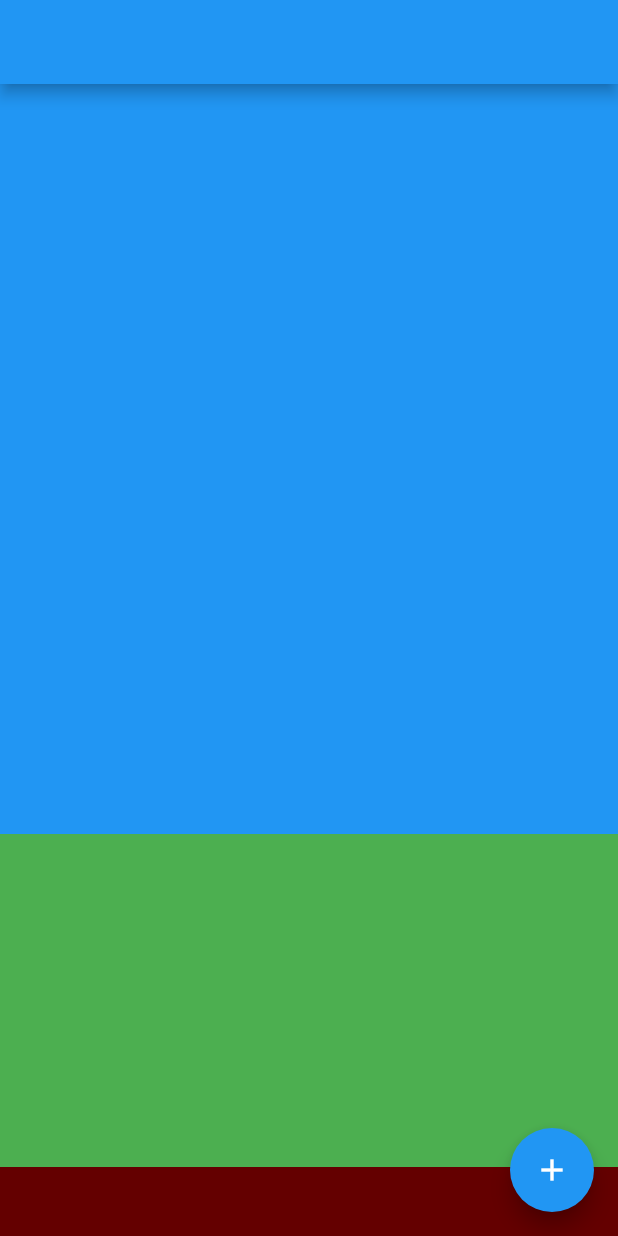
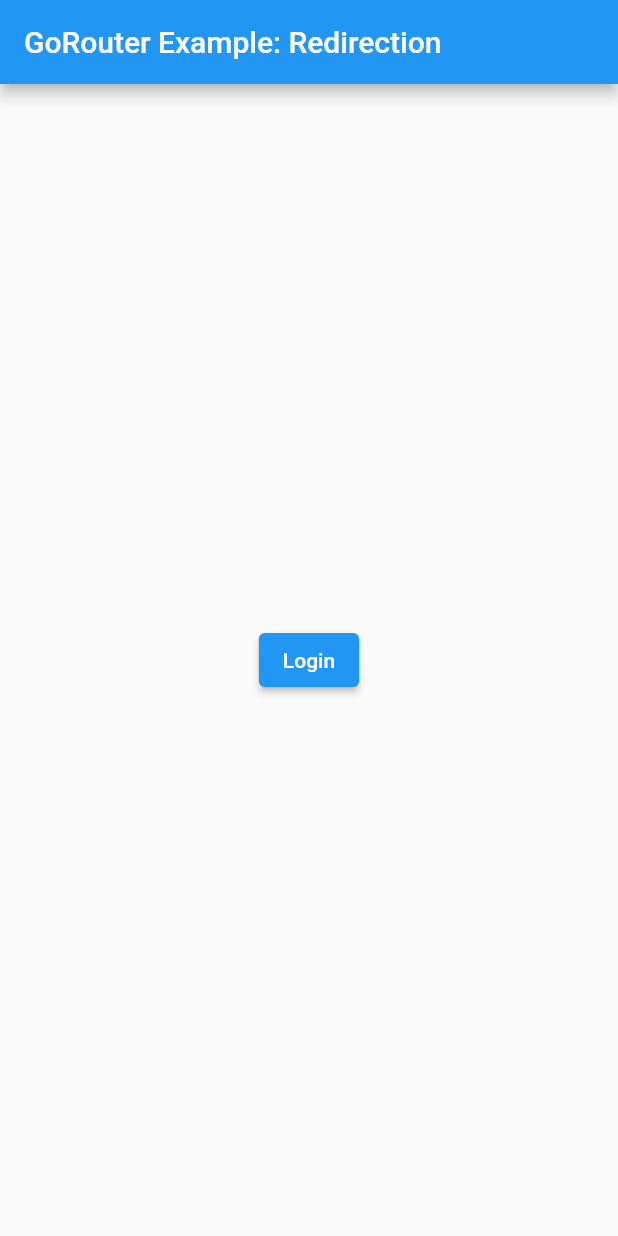
Before and after one commit to flagamail/flutter_sandbox, a Flutter app: the screen it shows after launch, on a phone screen of 412 x 824 dp. Run offline on Flutter 3.47's test engine with Material 2 defaults, Android fonts, the phone set to English and light mode, and no system bars; our stand-ins replace get.

Commit message:
Test children in GetPages with GetMaterialApp

```diff
--- a/lib/main.dart
+++ b/lib/main.dart
@@ -1,212 +1,252 @@
+// Copyright 2013 The Flutter Authors. All rights reserved.
+// Use of this source code is governed by a BSD-style license that can be
+// found in the LICENSE file.
+
 import 'package:flutter/material.dart';
-import 'package:flutter/rendering.dart';
+import 'package:get/get.dart';
+
+// This scenario demonstrates how to use redirect to handle a sign-in flow.
+//
+// The GoRouter.redirect method is called before the app is navigate to a
+// new page. You can choose to redirect to a different page by returning a
+// non-null URL string.
+
+/// Family data class.
+class Family {
+  /// Create a family.
+  const Family({required this.name, required this.people});
+
+  /// The last name of the family.
+  final String name;
+
+  /// The people in the family.
+  final Map<String, Person> people;
+}
+
+/// Person data class.
+class Person {
+  /// Creates a person.
+  const Person({required this.name, required this.age});
+
+  /// The first name of the person.
+  final String name;
+
+  /// The age of the person.
+  final int age;
+}
+
+const Map<String, Family> _families = <String, Family>{
+  'f1': Family(
+    name: 'Doe',
+    people: <String, Person>{
+      'p1': Person(name: 'Jane', age: 23),
+      'p2': Person(name: 'John', age: 6),
+    },
+  ),
+  'f2': Family(
+    name: 'Wong',
+    people: <String, Person>{
+      'p1': Person(name: 'June', age: 51),
+      'p2': Person(name: 'Xin', age: 44),
+    },
+  ),
+};
+
+/// The login information.
+class LoginInfo extends ChangeNotifier {
+  /// The username of login.
+  String get userName => _userName;
+  String _userName = '';
+
+  /// Whether a user has logged in.
+  bool get loggedIn => _userName.isNotEmpty;
+
+  /// Logs in a user.
+  void login(String userName) {
+    _userName = userName;
+    notifyListeners();
+  }
+
+  /// Logs out the current user.
+  void logout() {
+    _userName = '';
+    notifyListeners();
+  }
+}
 
 void main() {
-  runApp(const MyApp());
+  Get.put(LoginInfo());
+  runApp(App());
 }
 
-class MyApp extends StatelessWidget {
-  const MyApp({super.key});
+class AuthMiddleware extends GetMiddleware {
+  @override
+  RouteSettings? redirect(String? route) {
+    return Get.find<LoginInfo>().loggedIn ? null : const RouteSettings(name: '/login');
+  }
+}
 
-  // This widget is the root of your application.
+class LoginMiddleware extends GetMiddleware {
+  @override
+  RouteSettings? redirect(String? route) {
+    return Get.find<LoginInfo>().loggedIn ? const RouteSettings(name: '/home') : null;
+  }
+}
+
+/// The main app.
+class App extends StatelessWidget {
+  /// Creates an [App].
+  App({super.key});
+
+  /// The title of the app.
+  static const String title = 'GoRouter Example: Redirection';
+
+  // add the login info into the tree as app state that can change over time
+  @override
+  Widget build(BuildContext context) => GetMaterialApp(
+        title: title,
+        debugShowCheckedModeBanner: false,
+        initialRoute: '/login',
+        getPages: [
+          GetPage(
+              name: '/login',
+              page: () => const LoginScreen(),
+              transition: Transition.rightToLeft,
+              middlewares: [LoginMiddleware()]),
+          GetPage(
+              name: '/home',
+              page: () => const HomeScreen(),
+              transition: Transition.rightToLeft,
+              middlewares: [
+                AuthMiddleware()
+              ],
+              children: [
+                GetPage(
+                  name: '/',
+                  page: () => const HomeScreen(),
+
+             //     middlewares: [AuthMiddleware()],
+                ),
+                GetPage(
+                  name: '/:fid',
+                  page: () => FamilyScreen(),
+                ),
+              ]),
+        ],
+      );
+}
+
+/// The login screen.
+class LoginScreen extends StatelessWidget {
+  /// Creates a [LoginScreen].
+  const LoginScreen({super.key});
+
+  @override
+  Widget build(BuildContext context) => Scaffold(
+        appBar: AppBar(title: const Text(App.title)),
+        body: Center(
+          child: Column(
+            mainAxisAlignment: MainAxisAlignment.center,
+            children: <Widget>[
+              ElevatedButton(
+                onPressed: () {
+                  // log a user in, letting all the listeners know
+                  Get.find<LoginInfo>().login('test-user');
+
+                  Get.offAllNamed('/home', predicate: (_) => false);
+                  // router will automatically redirect from /login to / using
+                  // refreshListenable
+                },
+                child: const Text('Login'),
+              ),
+            ],
+          ),
+        ),
+      );
+}
+
+/// The home screen.
+class HomeScreen extends StatelessWidget {
+  /// Creates a [HomeScreen].
+  const HomeScreen({super.key});
+
   @override
   Widget build(BuildContext context) {
-    return MaterialApp(
-      title: 'Flutter Demo',
-      theme: ThemeData(
-        // This is the theme of your application.
-        //
-        // Try running your application with "flutter run". You'll see the
-        // application has a blue toolbar. Then, without quitting the app, try
-        // changing the primarySwatch below to Colors.green and then invoke
-        // "hot reload" (press "r" in the console where you ran "flutter run",
-        // or simply save your changes to "hot reload" in a Flutter IDE).
-        // Notice that the counter didn't reset back to zero; the application
-        // is not restarted.
-        primarySwatch: Colors.blue,
+    // final LoginInfo info = context.read<LoginInfo>();
+
+    return Scaffold(
+      appBar: AppBar(
+        title: const Text(App.title),
+        actions: <Widget>[
+          IconButton(
+            onPressed: Get.find<LoginInfo>().logout,
+            tooltip: 'Logout: ${Get.find<LoginInfo>().userName}',
+            icon: const Icon(Icons.logout),
+          )
+        ],
       ),
-      home: const MyHomePage(title: 'Flutter Demo Home Page'),
+      body: ListView(
+        children: <Widget>[
+          for (final MapEntry<String, Family> entry in _families.entries)
+            ListTile(
+              title: Text(entry.value.name),
+              onTap: () => Get.toNamed('/home/${entry.key}'),
+            )
+        ],
+      ),
     );
   }
 }
 
-class MyHomePage extends StatefulWidget {
-  const MyHomePage({super.key, required this.title});
-
-  // This widget is the home page of your application. It is stateful, meaning
-  // that it has a State object (defined below) that contains fields that affect
-  // how it looks.
-
-  // This class is the configuration for the state. It holds the values (in this
-  // case the title) provided by the parent (in this case the App widget) and
-  // used by the build method of the State. Fields in a Widget subclass are
-  // always marked "final".
-
-  final String title;
-
-  @override
-  State<MyHomePage> createState() => _MyHomePageState();
-}
-
-class Item {
-  double height = 1;
-  Color color = const Color.fromARGB(255, 100, 0, 0);
-  String str = "";
-  GlobalKey gk = GlobalKey();
-}
-
-class _MyHomePageState extends State<MyHomePage> {
-  int _counter = 0;
-  double doubleHeight = 1;
-  List<Item> listDouble = List.generate(
-      3,
-      (index) => Item()
-        ..height = (index + 1)
-        ..color = Color.fromARGB(255, (index + 1) * 100, 0, 0));
-
-  static const data = "Lorem Ipsum is simply dummy text of the printing and typesetting industry."
-      " Lorem"
-      " Ipsum has been the industry's standard dummy text ever since the 1500s, when an unknown printer took a galley of type and scrambled it to make a type specimen book. It has survived not only five centuries, but also the leap into electronic typesetting, remaining essentially unchanged. It was popularised in the 1960s with the release of Letraset sheets containing Lorem Ipsum passages, and more recently with desktop publishing software like Aldus PageMaker including versions of Lorem Ipsum.";
-  List<String> splitList = [];
-
-  @override
-  void initState() {
-    // TODO: implement initState
-    super.initState();
-
-    splitList = data.split(" ");
-    var length2 = splitList.length;
-    listDouble = List.generate(
-        length2,
-        (index) => Item()
-          ..height = (index + 1)
-          ..color = Color.fromARGB(255, (index + 1) * 100, 0, 0)
-          ..str = data.substring(0, data.indexOf(splitList[index])));
+/// The screen that shows a list of persons in a family.
+class FamilyScreen extends StatelessWidget {
+  /// Creates a [FamilyScreen].
+  FamilyScreen({super.key}) {
+    fid = (Get.parameters.isNotEmpty && Get.parameters.containsKey('fid'))
+        ? Get.parameters['fid'] ?? ''
+        : '';
   }
 
-  void _incrementCounter() {
-    setState(() {
-      // This call to setState tells the Flutter framework that something has
-      // changed in this State, which causes it to rerun the build method below
-      // so that the display can reflect the updated values. If we changed
-      // _counter without calling setState(), then the build method would not be
-      // called again, and so nothing would appear to happen.
-      _counter++;
-    });
-  }
+  /// The family to display.
+  late String fid;
+
+  /// Whether to sort the name in ascending order.
+  final bool asc = false;
 
   @override
   Widget build(BuildContext context) {
-    // This method is rerun every time setState is called, for instance as done
-    // by the _incrementCounter method above.
-    //
-    // The Flutter framework has been optimized to make rerunning build methods
-    // fast, so that you can just rebuild anything that needs updating rather
-    // than having to individually change instances of widgets.
+    final Map<String, String> newQueries;
+    final List<String> names =
+        _families[fid]!.people.values.map<String>((Person p) => p.name).toList();
+    names.sort();
+    if (asc) {
+      newQueries = const <String, String>{'sort': 'desc'};
+    } else {
+      newQueries = const <String, String>{'sort': 'asc'};
+    }
     return Scaffold(
       appBar: AppBar(
-          // Here we take the value from the MyHomePage object that was created by
-          // the App.build method, and use it to set our appbar title.
-          //  title: Text(widget.title),
-          ),
-      body: LayoutBuilder(builder: (context, constraints) {
-        debugPrint('constraints ${constraints.maxHeight}');
-        return Stack(
-          children: [
-            SingleChildScrollView(
-              child: Column(
-                children: [
-                  Container(
-                    width: double.infinity,
-                    height: 500,
-                    color: Colors.blue,
-                  ),
-                  Container(
-                    width: double.infinity,
-                    height: 600,
-                    color: Colors.green,
-                  ),
-                  Container(
-                    width: double.infinity,
-                    height: 700,
-                    color: Colors.orange,
-                    margin: EdgeInsets.only(bottom: doubleHeight),
-                    alignment: Alignment.bottomCenter,
-                    child: const Text(
-                      'Hi',
-                      textAlign: TextAlign.end,
-                      style: TextStyle(fontSize: 20),
-                    ),
-                  ),
-                ],
-              ),
+        title: Text(_families[fid]!.name),
+        actions: <Widget>[
+          IconButton(
+            onPressed: () => Get.toNamed(
+              '/home',
+              parameters: <String, String>{'fid': fid},
+              // queryParameters: newQueries),
             ),
-            Align(
-              alignment: Alignment.bottomCenter,
-              child: SizedBox(
-                width: MediaQuery.of(context).size.width,
-                height: doubleHeight,
-                child: PageView.builder(
-                  itemCount: splitList.length,
-                  controller: PageController(),
-                  itemBuilder: (context, index) {
-                    debugPrint('Itembuilder $index $doubleHeight');
-
-                    return Container(
-                      color: listDouble[index].color,
-                      child: SingleChildScrollView(
-                        /// Additional Builder to get context closer to Child i.e., Text
-                        /// This enables to find renderObject - Constrained Box of Container
-                        child: RepaintBoundary(
-                          key: listDouble[index].gk,
-                          child: LayoutBuilder(
-                              builder: (BuildContext context, BoxConstraints constraints) {
-                            WidgetsBinding.instance.addPostFrameCallback((timeStamp) {
-                              final RenderBox renderBox = listDouble[index]
-                                  .gk
-                                  .currentContext
-                                  ?.findRenderObject() as RenderBox;
-                              final double doubleHeightRendered = renderBox.size.height * 2;
-                              debugPrint("doubleHeightRendered $doubleHeightRendered");
-
-
-                              if (listDouble[index].height != doubleHeightRendered) {
-                                setState(() {
-                                  listDouble[index].height = doubleHeightRendered;
-                                  doubleHeight = doubleHeightRendered;
-                                  debugPrint('height ${listDouble[index].height}');
-                                });
-                              }
-                            });
-
-                            return Text(
-                              listDouble[index].str,
-                              style: const TextStyle(fontSize: 20),
-                            );
-                          }),
-                        ),
-                      ),
-                    );
-                  },
-                  onPageChanged: (index) {
-                    if (doubleHeight != listDouble[index].height) {
-                      setState(() {
-                        debugPrint("onPageChanged $index");
-                        doubleHeight = listDouble[index].height;
-                      });
-                    }
-                  },
-                ),
-              ),
+            tooltip: 'sort ascending or descending',
+            icon: const Icon(Icons.sort),
+          )
+        ],
+      ),
+      body: ListView(
+        children: <Widget>[
+          for (final String name in (asc ? names : names.reversed))
+            ListTile(
+              title: Text(name),
             ),
-          ],
-        );
-      }),
-      floatingActionButton: FloatingActionButton(
-        onPressed: _incrementCounter,
-        tooltip: 'Increment',
-        child: const Icon(Icons.add),
-      ), // This trailing comma makes auto-formatting nicer for build methods.
+        ],
+      ),
     );
   }
 }
--- a/pubspec.yaml
+++ b/pubspec.yaml
@@ -35,10 +35,7 @@ dependencies:
   # The following adds the Cupertino Icons font to your application.
   # Use with the CupertinoIcons class for iOS style icons.
   cupertino_icons: ^1.0.2
-
-
-dependency_overrides:
-
+  get: ^4.6.5
 
 dev_dependencies:
   flutter_test:
```
Also changed, not shown: pubspec.lock, 1 other file.
